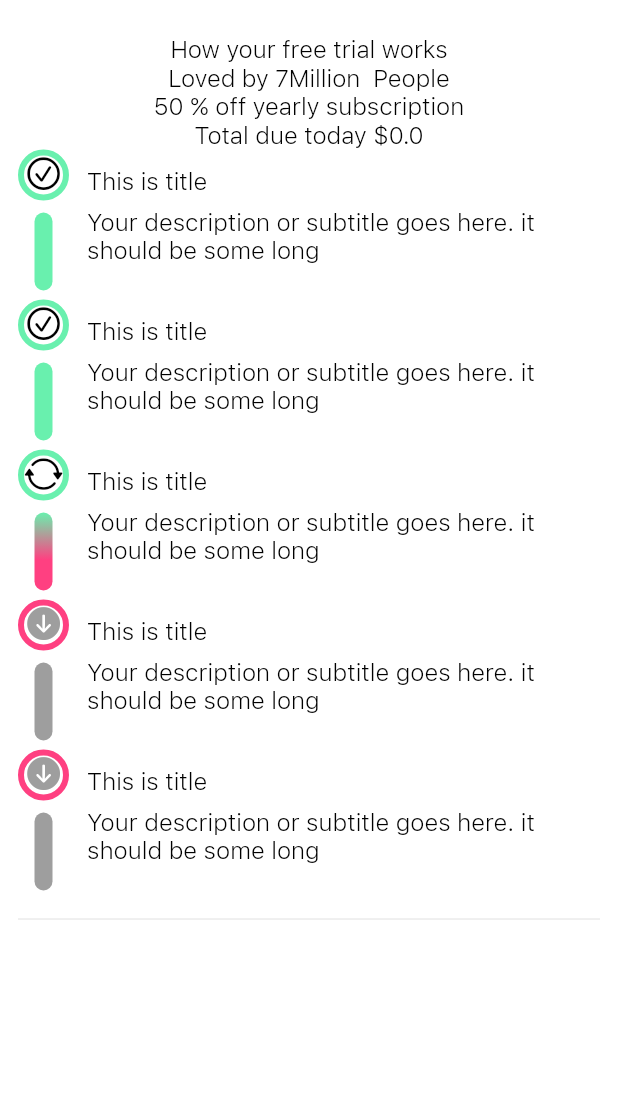
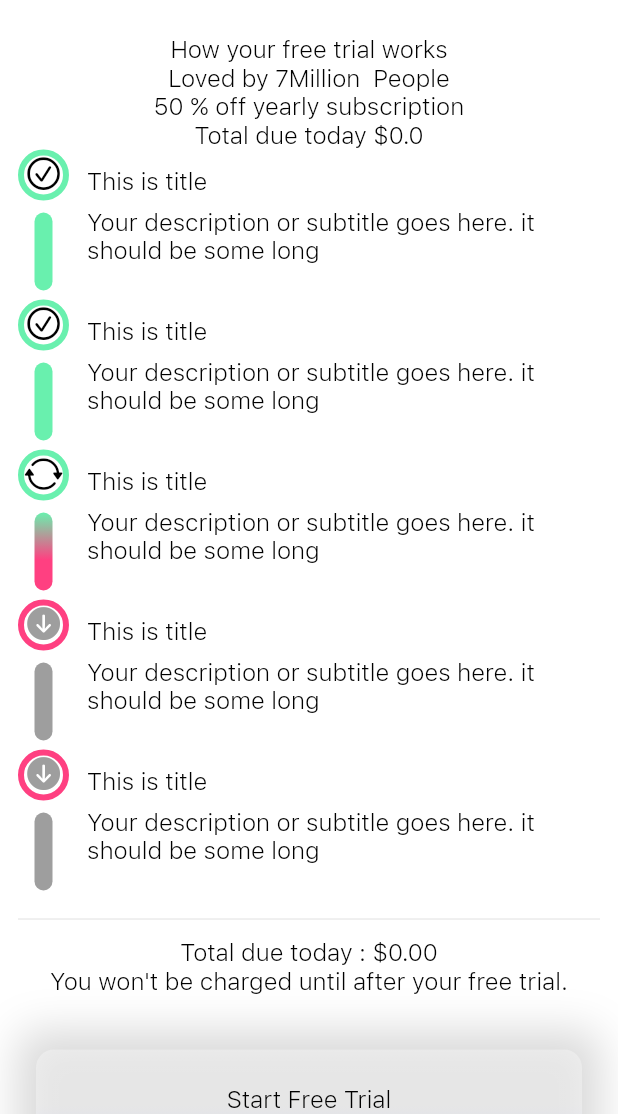
Before and after one commit to mostafizurrahman/reborn, a Flutter app: the screen it shows after launch, on a phone screen of 412 x 824 dp, the part 122-1236 px from its top. Run offline on Flutter 3.47's test engine with Material 2 defaults, Android fonts, the phone set to English and light mode, and no system bars; our stand-ins replace assets_audio_player, cached_network_image, cloud_firestore, device_info_plus, equatable, firebase_core and 6 more; accounts and stored records are empty.

Commit message:
Design subscription button

```diff
--- a/reborn/lib/feature/ui/subscription/subscription_page.dart
+++ b/reborn/lib/feature/ui/subscription/subscription_page.dart
@@ -3,6 +3,7 @@ import 'package:flutter/material.dart';
 import 'package:reborn/utility/screen_data.dart';
 import 'widget/status_content_view.dart';
 import 'widget/subscription_top_bar.dart';
+import 'widget/subscription_view.dart';
 import 'widget/trial_title_view.dart';
 
 class SubscriptionPage extends StatefulWidget {
@@ -56,7 +57,11 @@ class _SubscriptionPageState extends State<SubscriptionPage> {
                 ),
                 SizedBox(height: 12),
                 Divider(height: 2),
-
+                Padding(
+                  padding: EdgeInsets.all(12),
+                  child: SubscriptionView(due: '\$0.00',price: '\$4.99'),
+                ),
+                Divider(height: 2),
               ],
             ),
           ),
--- /dev/null
+++ b/reborn/lib/feature/ui/subscription/widget/subscription_view.dart
@@ -0,0 +1,96 @@
+import 'package:flutter/cupertino.dart';
+import 'package:flutter/material.dart';
+import 'package:reborn/feature/domain/entities.dart';
+import 'package:reborn/utility/app_theme_data.dart';
+import 'package:reborn/utility/screen_data.dart';
+
+class SubscriptionView extends StatelessWidget {
+  final String due;
+  final String price;
+  const SubscriptionView({
+    Key? key,
+    required this.due,
+    required this.price,
+  }) : super(key: key);
+
+  @override
+  Widget build(BuildContext context) {
+    final totalDue = LocalizedText(
+        en: 'Total due today : $due', ru: 'Total due today: $due');
+    const instruction = LocalizedText(
+      en: 'You won\'t be charged until after your free trial.',
+      ru: 'You won\'t be charged until after your free trial.',
+    );
+    final forget = LocalizedText(
+        en: 'What if I forget to cancel?', ru: 'What if I forget to cancel?');
+    return Material(
+      color: Colors.transparent,
+      shadowColor: Colors.greenAccent,
+      borderRadius: BorderRadius.all(Radius.circular(8)),
+      child: Column(
+        children: [
+          Text(totalDue.en),
+          Text(instruction.en),
+          SizedBox(height: 36),
+          _getSubscriptionButton(context),
+          Padding(
+            padding: const EdgeInsets.all(24),
+            child: Ink(
+              decoration: CCAppTheme.shadowNoBorder,
+              child: InkWell(
+                onTap: (){
+
+                },
+                child: Padding(
+                  padding: const EdgeInsets.all(12),
+                  child: Text(forget.en),
+                ),
+              ),
+            ),
+          ),
+        ],
+      ),
+    );
+  }
+
+  Widget _getSubscriptionButton(context) {
+    const trial = LocalizedText(en: 'Start Free Trial', ru: 'Start Free Trial');
+    final priceTxt = LocalizedText(
+      en: 'Try 7-days for free, then $price',
+      ru: 'Try 7-days for free, then $price',
+    );
+    final monthPrice =
+        const LocalizedText(en: '(Only \$4.99/mo)', ru: '(Only \$4.99/mo)');
+    return Material(
+      borderRadius: BorderRadius.all(Radius.circular(12)),
+      // color: Colors.white,
+      child: Container(
+        width: screenData.width,
+        decoration: CCAppTheme.subscriptionDecoration.copyWith(color: Colors.white),
+        child: InkWell(
+          borderRadius: BorderRadius.all(Radius.circular(12)),
+          onTap: () {
+            debugPrint('I am done');
+          },
+          // child: Text('done'),
+          child: Column(
+            children: [
+              SizedBox(height: 24),
+              Text(trial.en),
+              SizedBox(height: 8),
+              Text(priceTxt.en),
+              SizedBox(height: 8),
+              Text(monthPrice.en),
+              SizedBox(height: 24),
+            ],
+          ),
+        ),
+      ),
+      // child: Ink(
+      //
+      //   decoration: CCAppTheme.shadowNoBorder,
+      //
+      // ),
+    );
+  }
+}
--- a/reborn/lib/utility/app_theme_data.dart
+++ b/reborn/lib/utility/app_theme_data.dart
@@ -182,6 +182,31 @@ class CCAppTheme {
         ],
       );
 
+  static BoxDecoration get subscriptionDecoration => BoxDecoration(
+
+    color: CCAppTheme.periwinkleLightColor.withAlpha(100),
+    // image: const DecorationImage(
+    //   image: AssetImage('lib/assets/track_background.png'),
+    //   fit: BoxFit.cover,
+    // ),
+
+    gradient: LinearGradient(
+      colors: [Colors.white.withAlpha(100), CCAppTheme.periwinkleDarkColor],
+      begin: FractionalOffset(0.0, 0.30),
+      end: FractionalOffset(0.0, 1.0),
+      stops: [0.0, 1.0],
+      tileMode: TileMode.clamp,
+    ),
+    borderRadius: const BorderRadius.all(Radius.circular(12)),
+    boxShadow: [
+      BoxShadow(
+        color: Colors.grey.withAlpha(100),
+        spreadRadius: 12,
+        blurRadius: 24,
+      ),
+    ],
+  );
+
   static Color get primaryColor => Colors.blueAccent.shade200;
 
   static final _rebornTheme = CCAppTheme._internal();
```
